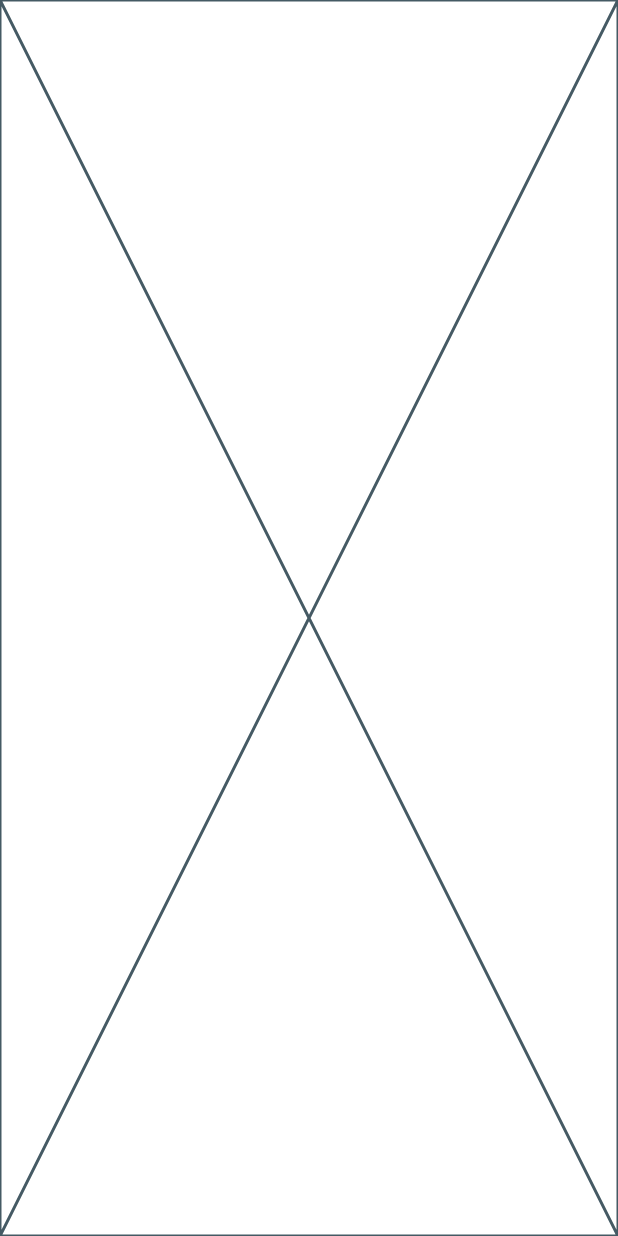
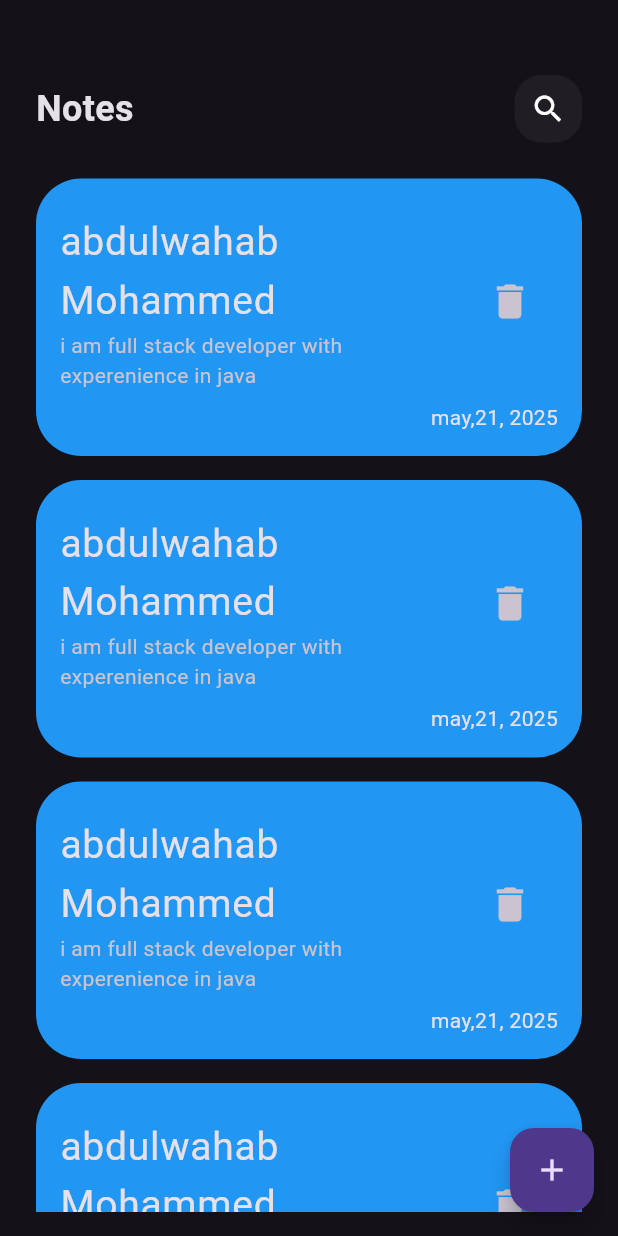
Before and after one commit to Abdal-wahab-dev/notes_app, a Flutter app: the screen it shows after launch, on a phone screen of 412 x 824 dp. Run offline on Flutter 3.47's test engine with Material 3 defaults, Android fonts, the phone set to English and light mode, and no system bars.

Commit message:
step one of building notes UI

```diff
--- a/lib/main.dart
+++ b/lib/main.dart
@@ -1,4 +1,5 @@
 import 'package:flutter/material.dart';
+import 'package:note_app/views/notes_views.dart';
 
 void main(){
   runApp(const notes_app());
@@ -10,6 +11,9 @@ class notes_app extends StatelessWidget {
 
   @override
   Widget build(BuildContext context) {
-    return const Placeholder();
+    return MaterialApp(
+      theme: ThemeData.dark(),
+      home: const NotesViews(),
+    );
   }
 }
--- /dev/null
+++ b/lib/views/notes_views.dart
@@ -0,0 +1,29 @@
+import 'package:flutter/material.dart';
+import 'package:note_app/main.dart';
+import 'package:note_app/views/widget/notes_body.dart';
+
+class NotesViews extends StatelessWidget {
+  const NotesViews({super.key});
+
+  @override
+  Widget build(BuildContext context) {
+    return Scaffold(
+      floatingActionButton: FloatingActionButton(onPressed: (){
+        showModalBottomSheet(context: context, builder: (context){
+          return AddNotes();
+        });
+      },
+       child: const Icon(Icons.add),),
+      body: const NotesBody()
+    );
+
+  }
+}
+class AddNotes extends StatelessWidget {
+  const AddNotes ({super.key});
+
+  @override
+  Widget build(BuildContext context) {
+    return Container();
+  }
+}
--- /dev/null
+++ b/lib/views/widget/nodeItems.dart
@@ -0,0 +1,31 @@
+import 'package:flutter/material.dart';
+
+
+class notesItem extends StatelessWidget {
+  const notesItem({super.key});
+
+  @override
+  Widget build(BuildContext context) {
+    return Container(
+      padding: EdgeInsets.only(top: 15,bottom: 16),
+      decoration: BoxDecoration(
+        color: Colors.blue,
+        borderRadius: BorderRadius.circular(30)
+      ),
+      child: Column(
+       crossAxisAlignment: CrossAxisAlignment.end,
+        children: [
+          ListTile(
+            title: Text("abdulwahab Mohammed",style: TextStyle(fontSize: 26),),
+            subtitle: Text("i am full stack developer with experenience in java"),
+            trailing: IconButton(onPressed: (){}, icon: Icon(Icons.delete,size: 30.0,)),
+          ),
+           Padding(
+             padding: const EdgeInsets.only( right: 16.0),
+             child: Text("may,21, 2025",),
+           )
+           ],
+      ),
+    );
+  }
+}
--- /dev/null
+++ b/lib/views/widget/notes_appbar.dart
@@ -0,0 +1,28 @@
+import 'package:flutter/material.dart';
+import 'package:flutter/widgets.dart';
+
+class NotesAppbar extends StatelessWidget {
+  const NotesAppbar({super.key});
+
+  @override
+  Widget build(BuildContext context) {
+    return  Row(
+      children: [
+        Text("Notes",style: TextStyle(fontSize: 24.0,fontWeight: FontWeight.bold),),
+        Spacer(),
+        Container(
+          width: 45.0,
+          height: 45.0,
+          decoration: BoxDecoration(
+            color: Colors.white.withOpacity(0.05),
+            borderRadius: BorderRadius.circular(18)
+          ),
+          child: Center(
+            child: Icon(Icons.search),
+          ),
+        )
+
+      ],
+    );
+  }
+}
--- /dev/null
+++ b/lib/views/widget/notes_body.dart
@@ -0,0 +1,41 @@
+import 'package:flutter/material.dart';
+import 'package:note_app/main.dart';
+import 'package:note_app/views/widget/nodeItems.dart';
+import 'package:note_app/views/widget/notes_appbar.dart';
+
+class NotesBody extends StatelessWidget {
+  const NotesBody({super.key});
+
+  @override
+  Widget build(BuildContext context) {
+    return   Padding(
+      padding: const EdgeInsets.symmetric(horizontal:24.0),
+      child: Column(
+
+         children:   [
+       SizedBox(height: 50.0,),
+      NotesAppbar(),
+      Expanded(child: notesListView())
+         ],
+      ),
+    );
+  }
+}
+class notesListView extends StatelessWidget {
+  const notesListView({super.key});
+
+  @override
+  Widget build(BuildContext context) {
+    return Padding(
+      padding: const EdgeInsets.symmetric(vertical: 16.0),
+      child: ListView.builder(
+        padding: EdgeInsets.zero,
+        itemBuilder: (context,index){
+        return Padding(
+          padding: const EdgeInsets.symmetric(vertical:  8.0),
+          child: const notesItem(),
+        );
+      }),
+    );
+  }
+}
```
